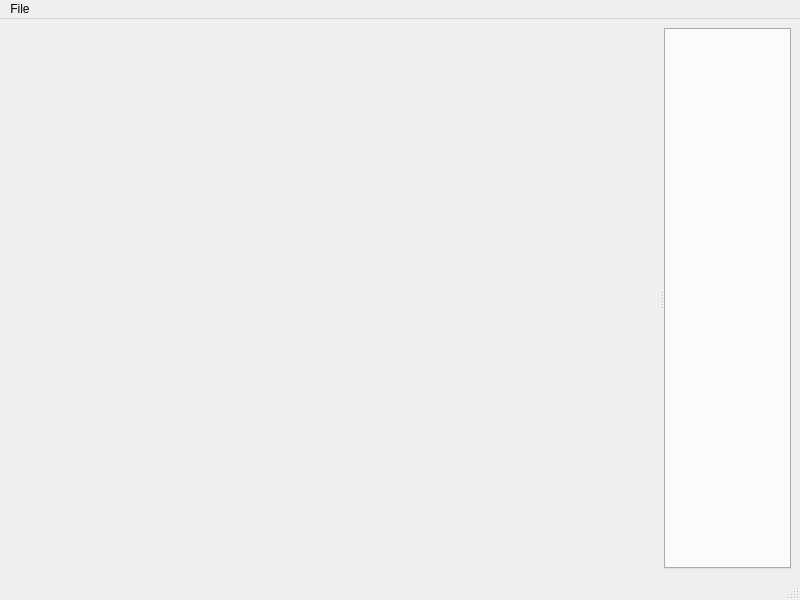
The window that pcspdfviewer/src/mainwindow.ui (N1vn0vem8er/pineconesnake) describes before a commit, drawn with Qt 5.
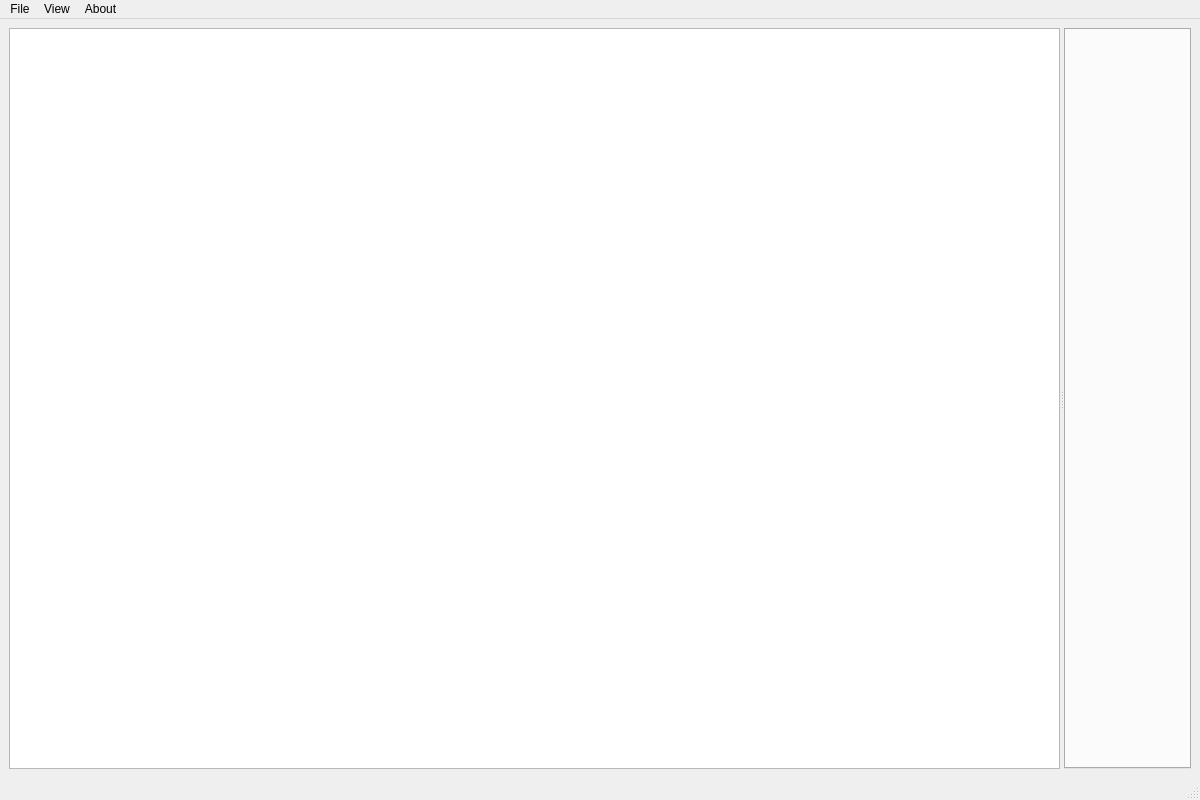
The same window after the commit. Icons and pictures are not drawn.

Commit message: Implemented bookmarks

The edit to the form file:
```diff
--- a/pcspdfviewer/src/mainwindow.ui
+++ b/pcspdfviewer/src/mainwindow.ui
@@ -6,8 +6,8 @@
    <rect>
     <x>0</x>
     <y>0</y>
-    <width>800</width>
-    <height>600</height>
+    <width>1200</width>
+    <height>800</height>
    </rect>
   </property>
   <property name="windowTitle">
@@ -23,7 +23,7 @@
       <property name="orientation">
        <enum>Qt::Orientation::Horizontal</enum>
       </property>
-      <widget class="QWidget" name="widget" native="true"/>
+      <widget class="QTreeView" name="treeView"/>
       <widget class="QTabWidget" name="tabWidget">
        <property name="tabsClosable">
         <bool>true</bool>
@@ -38,7 +38,7 @@
     <rect>
      <x>0</x>
      <y>0</y>
-     <width>800</width>
+     <width>1200</width>
      <height>23</height>
     </rect>
    </property>
@@ -52,7 +52,21 @@
     <addaction name="actionClose_All_But_This"/>
     <addaction name="actionExit"/>
    </widget>
+   <widget class="QMenu" name="menuView">
+    <property name="title">
+     <string>View</string>
+    </property>
+   </widget>
+   <widget class="QMenu" name="menuAbout">
+    <property name="title">
+     <string>About</string>
+    </property>
+    <addaction name="actionAbout_PCS_PdfViewer"/>
+    <addaction name="actionAbout_Qt"/>
+   </widget>
    <addaction name="menuFile"/>
+   <addaction name="menuView"/>
+   <addaction name="menuAbout"/>
   </widget>
   <widget class="QStatusBar" name="statusbar"/>
   <action name="actionOpen">
```
Left out of the diff: 13 changed lines with no effect on the pictures. The commit also changes 2 other files.
